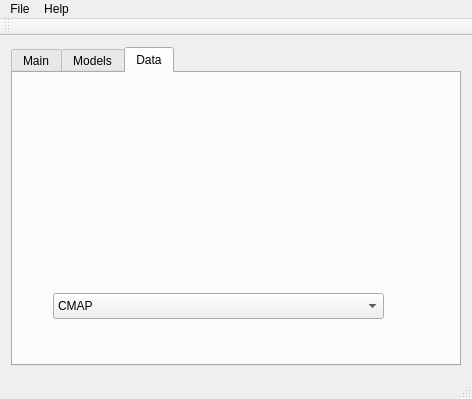
Old version of the form src/MacsurAdapter/madmainwindowbase.ui in the repository arkygeek/MAD.
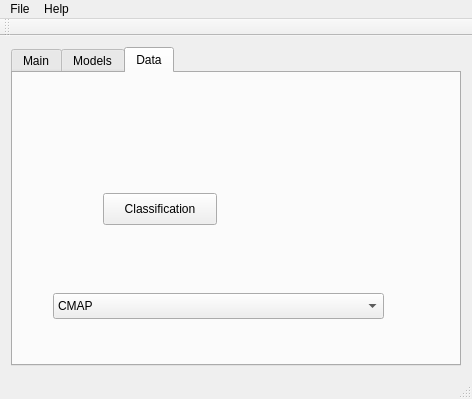
New version of the form. The open tabs and pages were chosen to show the change.

Commit message: launching data classification dialog (modally) which has the start for a small amount of intelligence for displaying example classification setting in one tab

The edit to the form file:
```diff
--- a/src/MacsurAdapter/madmainwindowbase.ui
+++ b/src/MacsurAdapter/madmainwindowbase.ui
@@ -15,7 +15,7 @@
   </property>
   <widget class="QWidget" name="centralWidget">
    <layout class="QGridLayout" name="gridLayout_2">
-    <item row="1" column="0">
+    <item row="0" column="0" colspan="2">
      <widget class="QTabWidget" name="tabwidMainWin">
       <property name="currentIndex">
        <number>0</number>
@@ -331,6 +331,19 @@
          </property>
         </item>
        </widget>
+       <widget class="QPushButton" name="pbClassification">
+        <property name="geometry">
+         <rect>
+          <x>90</x>
+          <y>120</y>
+          <width>114</width>
+          <height>32</height>
+         </rect>
+        </property>
+        <property name="text">
+         <string>Classification</string>
+        </property>
+       </widget>
       </widget>
      </widget>
     </item>
```
Left out of the diff: 2 changed lines with no effect on the pictures. The commit also changes 5 other files.
